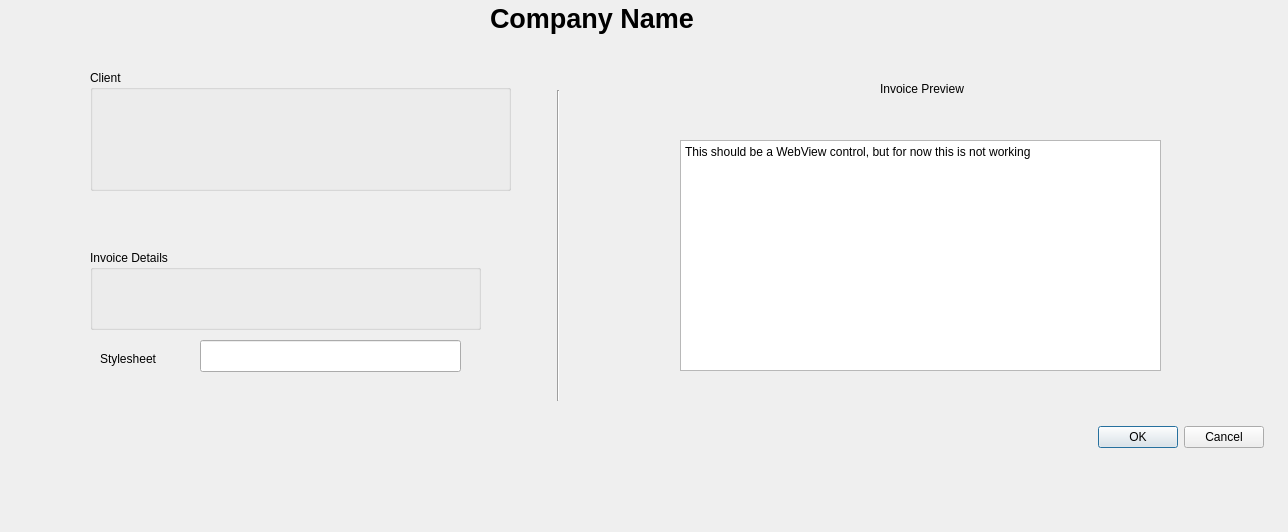
Above: NewInvoicePage.ui from MickaelOnTheWave/InvoiceManager before the change. Below: the same form after it.
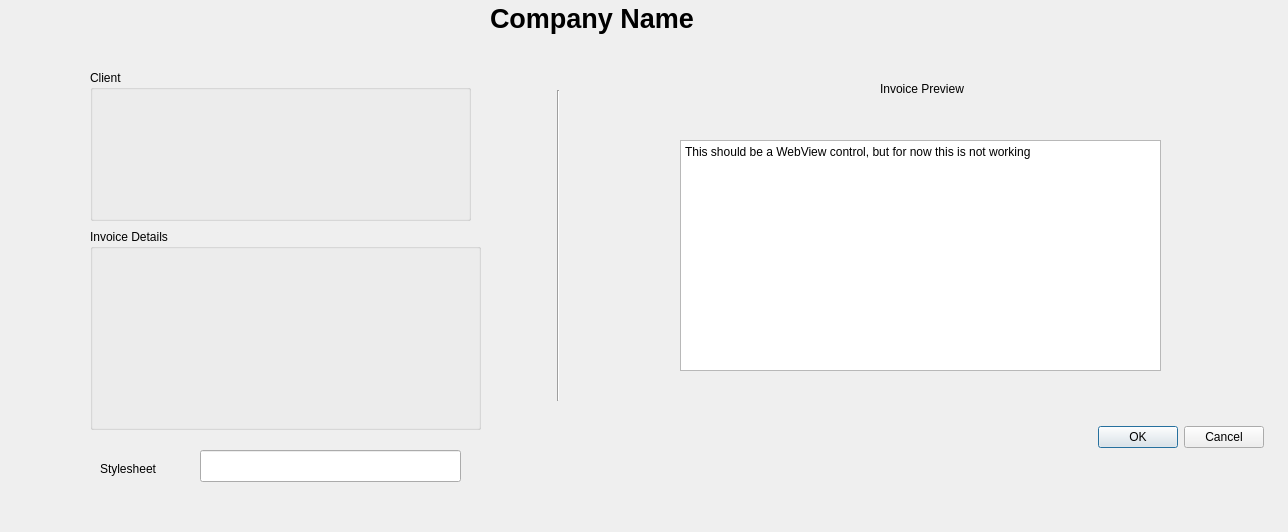
That is the form after the change. Custom widgets are drawn as their Qt base class.

Commit message: Improved error management. Added initial widget for invoice lines.

Diff of the .ui file:
```diff
--- a/NewInvoicePage.ui
+++ b/NewInvoicePage.ui
@@ -38,21 +38,26 @@
     <rect>
      <x>90</x>
      <y>70</y>
-     <width>421</width>
-     <height>121</height>
+     <width>381</width>
+     <height>151</height>
     </rect>
    </property>
    <property name="title">
     <string>Client</string>
    </property>
+   <layout class="QVBoxLayout" name="verticalLayout">
+    <item>
+     <widget class="CompanyDetailsWidget" name="clientDetailsWidget" native="true"/>
+    </item>
+   </layout>
   </widget>
   <widget class="QGroupBox" name="groupBox_2">
    <property name="geometry">
     <rect>
      <x>90</x>
-     <y>250</y>
+     <y>229</y>
      <width>391</width>
-     <height>80</height>
+     <height>201</height>
     </rect>
    </property>
    <property name="title">
@@ -63,7 +68,7 @@
    <property name="geometry">
     <rect>
      <x>100</x>
-     <y>350</y>
+     <y>460</y>
      <width>63</width>
      <height>18</height>
     </rect>
@@ -76,7 +81,7 @@
    <property name="geometry">
     <rect>
      <x>200</x>
-     <y>340</y>
+     <y>450</y>
      <width>261</width>
      <height>32</height>
     </rect>
@@ -136,6 +141,14 @@
    </property>
   </widget>
  </widget>
+ <customwidgets>
+  <customwidget>
+   <class>CompanyDetailsWidget</class>
+   <extends>QWidget</extends>
+   <header>CompanyDetailsWidget.h</header>
+   <container>1</container>
+  </customwidget>
+ </customwidgets>
  <resources/>
  <connections/>
 </ui>
```
The commit also changes 6 other files.
